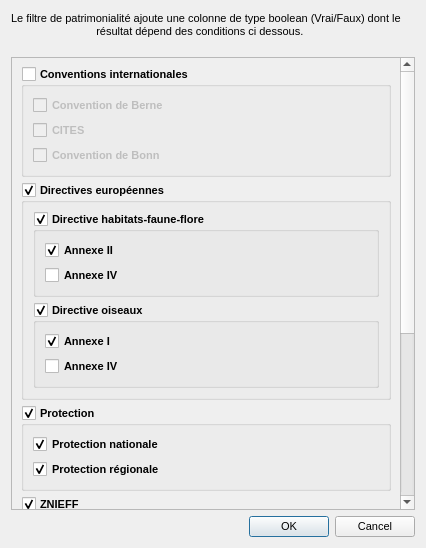
First picture: the form in biblizou_dialog_patri.ui, repository Ki-Mor/biblizou, before the edit.
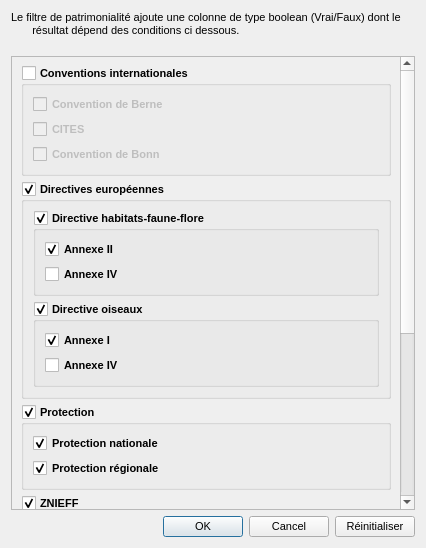
Second picture: the form after the edit. Custom widgets are drawn as their Qt base class.

Commit message: add reset button

The edit to the form file:
```diff
--- a/biblizou_dialog_patri.ui
+++ b/biblizou_dialog_patri.ui
@@ -28,7 +28,39 @@
    <string>Dialog</string>
   </property>
   <layout class="QGridLayout" name="gridLayout">
-   <item row="2" column="1" rowspan="2">
+   <item row="0" column="0" colspan="2">
+    <widget class="QLabel" name="label">
+     <property name="minimumSize">
+      <size>
+       <width>10</width>
+       <height>10</height>
+      </size>
+     </property>
+     <property name="maximumSize">
+      <size>
+       <width>16777215</width>
+       <height>40</height>
+      </size>
+     </property>
+     <property name="font">
+      <font>
+       <pointsize>8</pointsize>
+      </font>
+     </property>
+     <property name="text">
+      <string>Le filtre de patrimonialité ajoute une colonne de type boolean (Vrai/Faux) dont le
+       résultat dépend des conditions ci dessous.
+      </string>
+     </property>
+     <property name="alignment">
+      <set>Qt::AlignLeading|Qt::AlignLeft|Qt::AlignVCenter</set>
+     </property>
+     <property name="wordWrap">
+      <bool>true</bool>
+     </property>
+    </widget>
+   </item>
+   <item row="1" column="0" colspan="2">
     <widget class="QScrollArea" name="scrollArea">
      <property name="widgetResizable">
       <bool>true</bool>
@@ -611,39 +643,7 @@
      </widget>
     </widget>
    </item>
-   <item row="1" column="1">
-    <widget class="QLabel" name="label">
-     <property name="minimumSize">
-      <size>
-       <width>10</width>
-       <height>10</height>
-      </size>
-     </property>
-     <property name="maximumSize">
-      <size>
-       <width>16777215</width>
-       <height>40</height>
-      </size>
-     </property>
-     <property name="font">
-      <font>
-       <pointsize>8</pointsize>
-      </font>
-     </property>
-     <property name="text">
-      <string>Le filtre de patrimonialité ajoute une colonne de type boolean (Vrai/Faux) dont le
-                            résultat dépend des conditions ci dessous.
-                        </string>
-     </property>
-     <property name="alignment">
-      <set>Qt::AlignLeading|Qt::AlignLeft|Qt::AlignVCenter</set>
-     </property>
-     <property name="wordWrap">
-      <bool>true</bool>
-     </property>
-    </widget>
-   </item>
-   <item row="4" column="1">
+   <item row="2" column="0">
     <widget class="QDialogButtonBox" name="buttonBox">
      <property name="orientation">
       <enum>Qt::Horizontal</enum>
@@ -653,6 +653,13 @@
      </property>
     </widget>
    </item>
+   <item row="2" column="1">
+    <widget class="QPushButton" name="pushButton">
+     <property name="text">
+      <string>Réinitialiser</string>
+     </property>
+    </widget>
+   </item>
   </layout>
  </widget>
  <customwidgets>
```
